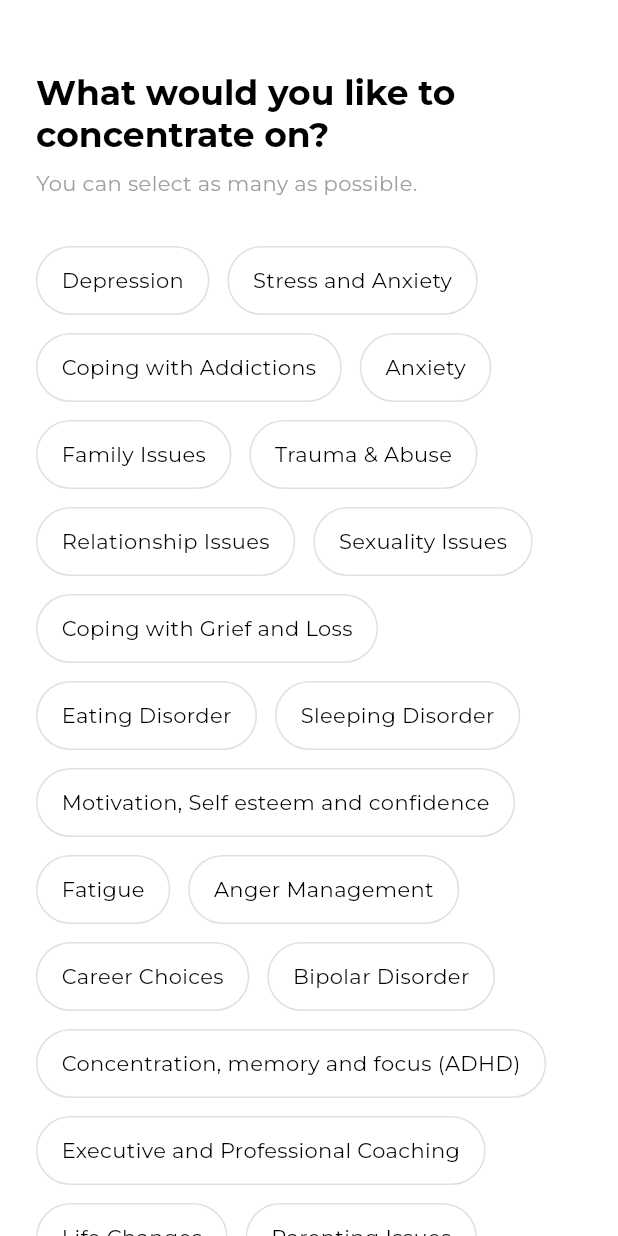
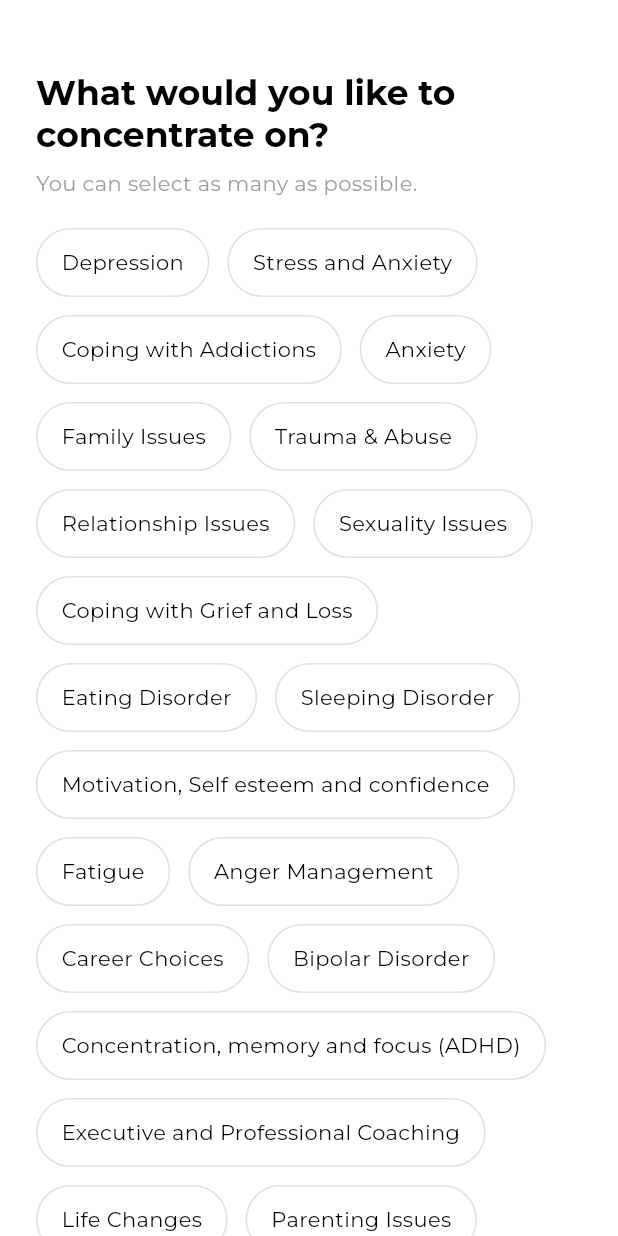
Before and after one commit to Folarin-Isaac/Parle-App, a Flutter app: the TopicSelectionScreen screen opened directly, on a phone screen of 412 x 824 dp. Run offline on Flutter 3.47's test engine with Material 3 defaults, Android fonts, the phone set to English and light mode, and no system bars; our stand-ins replace flutter_svg, gap, shared_preferences; accounts and stored records are empty.

```diff
--- a/lib/ui/auth/pin_security_screen.dart
+++ b/lib/ui/auth/pin_security_screen.dart
@@ -159,6 +159,7 @@ class _PinSecurityScreenState extends State<PinSecurityScreen> {
           color: isDarkMode
               ? Colors.black
               : Colors.white,
+          size: AppSizes.size30,
         ),
       )
           : null,
--- a/lib/ui/auth/topic_selection_screen.dart
+++ b/lib/ui/auth/topic_selection_screen.dart
@@ -105,8 +105,13 @@ class _TopicSelectionScreenState extends State<TopicSelectionScreen> {
                         ],
                       ),
                     ),
+                  ],
+                ),
+                Gap(AppSizes.size10),
                 if (_selectedTopics.isNotEmpty)
-                      Container(
+                  Align(
+                    alignment: Alignment.centerRight,
+                    child: Container(
                       padding: EdgeInsets.symmetric(
                         horizontal: AppSizes.size12,
                         vertical: AppSizes.size4,
@@ -123,9 +128,8 @@ class _TopicSelectionScreenState extends State<TopicSelectionScreen> {
                         ),
                       ),
                     ),
-                  ],
                   ),
-                Gap(AppSizes.size32),
+                Gap(AppSizes.size10),
                 Wrap(
                   spacing: AppSizes.size12,
                   runSpacing: AppSizes.size12,
@@ -186,7 +190,7 @@ class _TopicSelectionScreenState extends State<TopicSelectionScreen> {
               ));
         },
         backgroundColor: const Color(0xFFFDB827),
-        child: const Icon(Icons.arrow_forward, color: Colors.white),
+        child: const Icon(Icons.arrow_forward, color: Colors.white, size: AppSizes.size30,),
       )
           : null,
     );
```
Lines whose indentation alone changed are shown as unchanged.
